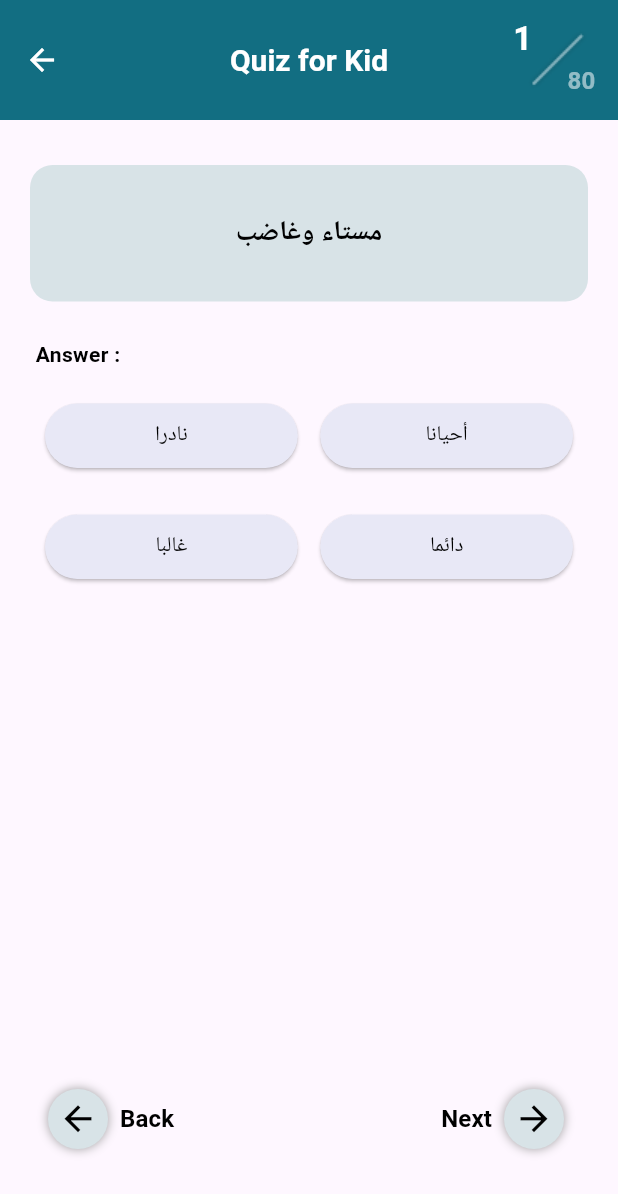
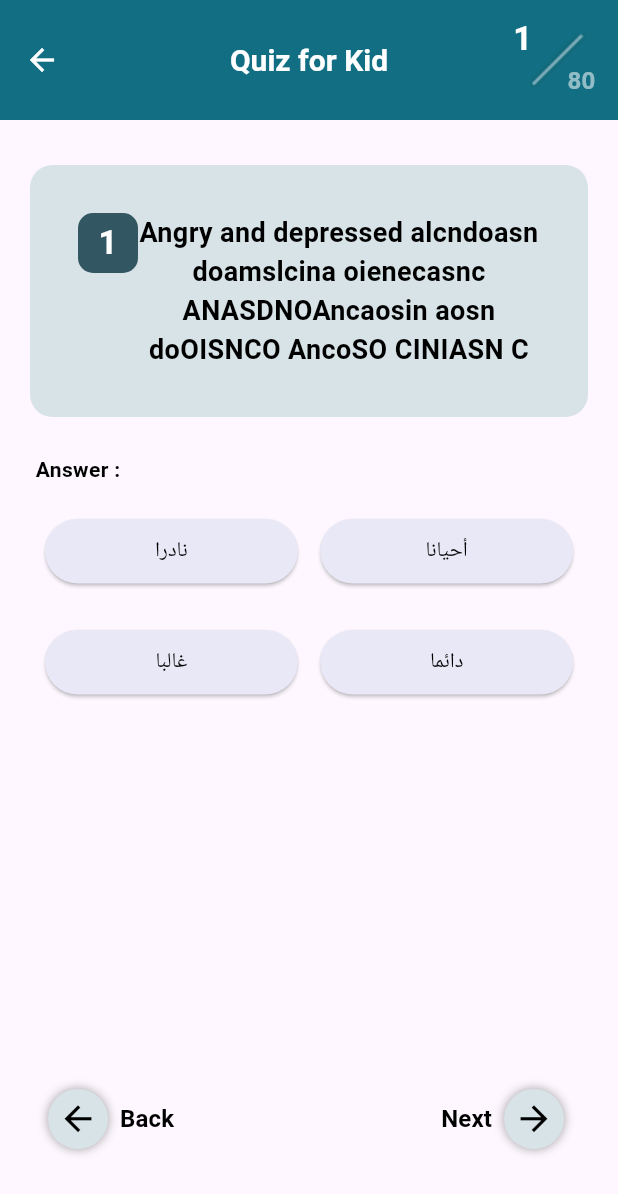
Before and after one commit to Al-Dos024/Neuro-Rush, a Flutter app: the screen it shows after launch, after a tap on "Go to quiz phase", on a phone screen of 412 x 824 dp. Shown: the top 1194 px of the screen. Run offline on Flutter 3.47's test engine with Material 3 defaults, Android fonts, the light colour scheme and no system bars; our stand-ins replace font_awesome_flutter, google_fonts, smooth_page_indicator; Roboto replaces fonts that are missing (Kodchasan).

Commit message:
add number Container next to the question

```diff
--- a/lib/constants.dart
+++ b/lib/constants.dart
@@ -8,9 +8,9 @@ const Color kGraycolor_1 = Color(0xff7C7C7C);
 const Color kGraycolor_2 = Color(0xffE9E9E9);
 const Color kBluecolor_1 = Color(0xff126E82);
 const Color kBluecolor_2 = Color(0xff45ABB8);
+const Color kBluecolor_3 = Color(0xff325762);
 const Color kFemalecolor = Color(0xffF85B90);
 const Color kMalecolor = Color(0xff000BCC);
 const Color kKindtestcolor = Color(0xff5A4FCE);
 const Color kAdulttestcolor = Color(0xff8669CF);
 const Color kQuizphase = Color(0xffD8E3E7);
-const Color kWhatAdhdcolor = Color(0xff126E82);
--- a/lib/features/main/screens/main_view.dart
+++ b/lib/features/main/screens/main_view.dart
@@ -29,21 +29,21 @@ class MainViewContent extends StatelessWidget {
     return const Column(
       children: [
         CustomCardMainView(
-          color: kWhatAdhdcolor,
+          color: kBluecolor_1,
           imgCard: "assets/img/more_adhd.png",
           imgIcon: "assets/icons/video.png",
           subtitle: "What is",
           title: "ADHD?",
         ),
         CustomCardMainView(
-          color: kWhatAdhdcolor,
+          color: kBluecolor_1,
           imgCard: "assets/img/more_adhd.png",
           imgIcon: "assets/icons/video.png",
           subtitle: "What is",
           title: "ADHD?",
         ),
         CustomCardMainView(
-          color: kWhatAdhdcolor,
+          color: kBluecolor_1,
           imgCard: "assets/img/more_adhd.png",
           imgIcon: "assets/icons/video.png",
           subtitle: "What is",
--- a/lib/features/quiz for kid/data/model/kid_question.dart
+++ b/lib/features/quiz for kid/data/model/kid_question.dart
@@ -6,7 +6,7 @@ List<Question> questionsForChild() {
   List<Question> list = [];
 
   list.add(Question(
-    "مستاء وغاضب",
+    "Angry and depressed alcndoasn doamslcina oienecasnc ANASDNOAncaosin aosn doOISNCO AncoSO CINIASN C",
     [
       Answer("نادرا", 0),
       Answer("أحيانا", 1),
--- a/lib/features/quiz for kid/presentation/screens/kid.dart
+++ b/lib/features/quiz for kid/presentation/screens/kid.dart
@@ -120,7 +120,26 @@ class _QuizForKidsState extends State<QuizForKids> {
             color: kQuizphase,
             borderRadius: BorderRadius.circular(15),
           ),
-          child: Center(
+          child: Row(
+            crossAxisAlignment: CrossAxisAlignment.start,
+            children: [
+              Container(
+                height: 40,
+                width: 40,
+                decoration: const BoxDecoration(
+                  borderRadius: BorderRadius.all(Radius.circular(10)),
+                  color: kBluecolor_3,
+                ),
+                alignment: Alignment.center,
+                child: Text(
+                  '${currentQuestionIndex + 1}',
+                  style: GoogleFonts.kodchasan(
+                      fontSize: 22,
+                      color: Colors.white,
+                      fontWeight: FontWeight.w600),
+                ),
+              ),
+              Expanded(
                 child: Text(
                   questionList[currentQuestionIndex].questionText,
                   textAlign: TextAlign.center,
@@ -130,6 +149,8 @@ class _QuizForKidsState extends State<QuizForKids> {
                     fontWeight: FontWeight.w600,
                   ),
                 ),
+              ),
+            ],
           ),
         ),
         Padding(
--- a/lib/features/quiz for kid/presentation/widgets/show_snackbar.dart
+++ b/lib/features/quiz for kid/presentation/widgets/show_snackbar.dart
@@ -14,7 +14,7 @@ void showSnackBar(BuildContext context, String message) {
           gradient: LinearGradient(
               begin: Alignment.topCenter,
               end: Alignment.bottomCenter,
-              colors: [kWhatAdhdcolor, kBluecolor_2]),
+              colors: [kBluecolor_1, kBluecolor_2]),
         ),
         child: Padding(
           padding: const EdgeInsets.symmetric(horizontal: 10.0),
```
Lines whose indentation alone changed are shown as unchanged.
